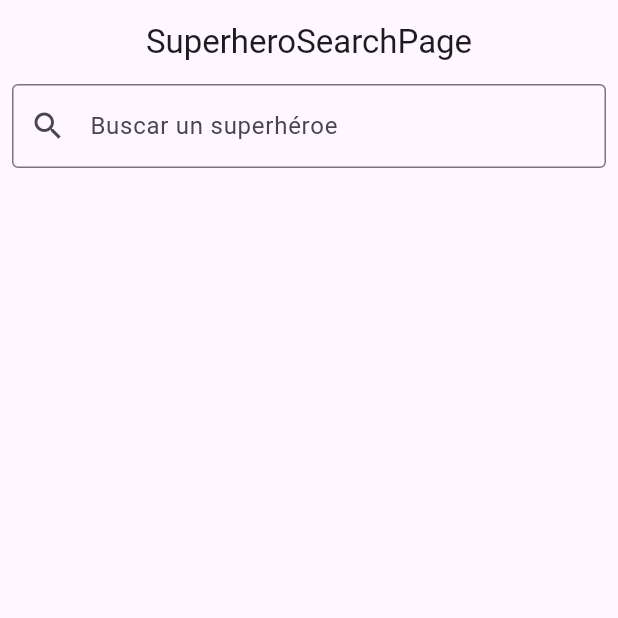
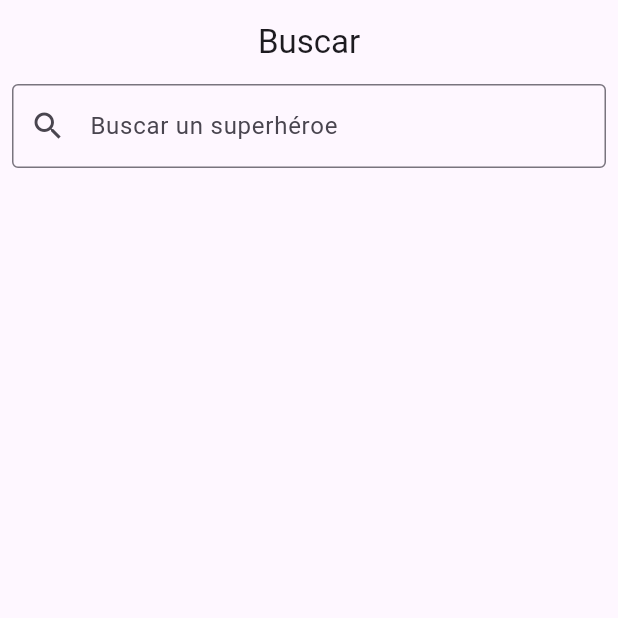
Before and after one commit to AlDaniel1337/fl_superheroe_app, a Flutter app: the screen it shows after launch, on a phone screen of 412 x 824 dp, the top half of it. Run offline on Flutter 3.47's test engine with Material 3 defaults, Android fonts, the phone set to English and light mode, and no system bars; our stand-ins replace flutter_dotenv, get.

Commit message:
Aplicación terminada

```diff
--- a/lib/features/superhero_search/ui/superhero_search.page.dart
+++ b/lib/features/superhero_search/ui/superhero_search.page.dart
@@ -17,7 +17,7 @@ class SuperheroSearchPage extends StatelessWidget {
     return Scaffold(
 
       appBar: AppBar(
-        title: const Text('SuperheroSearchPage'),
+        title: const Text('Buscar'),
         centerTitle: true,
       ),
 
```
Also changed, not shown: assets/superhero1.png (added), assets/superhero2.png (added), assets/superhero3.png (added), 1 other file.
